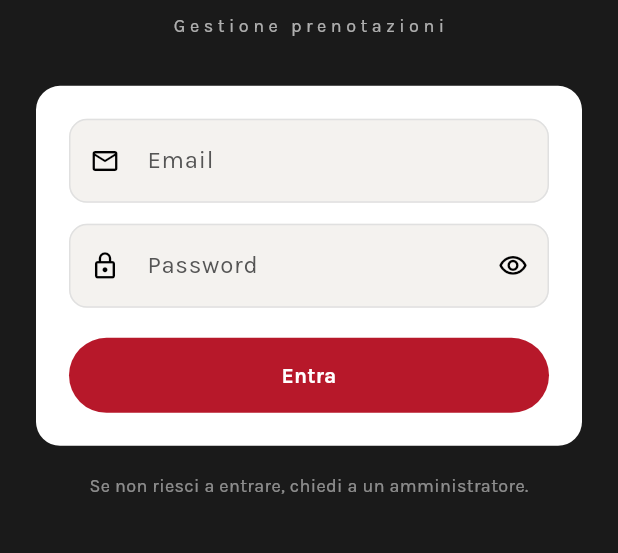
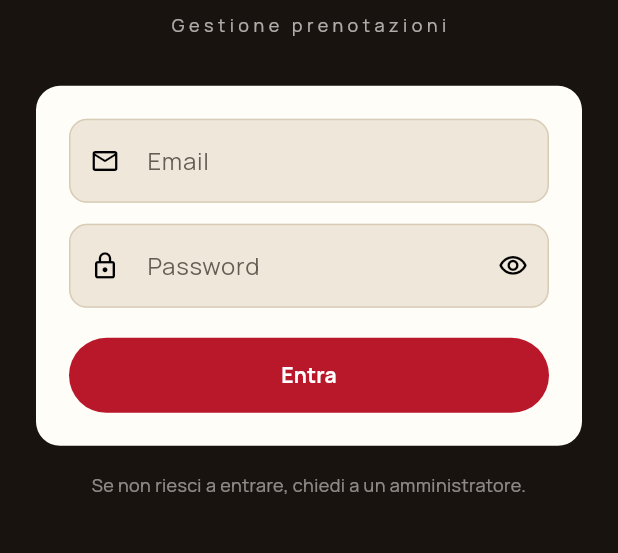
Before and after one commit to ferrarapeppe/restaurant-booking, a Flutter app: the screen it shows after launch, on a phone screen of 412 x 824 dp, the part 418-971 px from its top. Run offline on Flutter 3.47's test engine with Material 3 defaults, Android fonts, the phone set to English and light mode, and no system bars; our stand-ins replace flutter_dotenv, flutter_riverpod, go_router, google_fonts, supabase_flutter; missing offline and left inert: dart:html, dart:js; accounts and stored records are empty; statements that could not run were skipped.

Commit message:
Tavolozza e caratteri del nuovo sito, in app e nel modulo pubblico
I token vengono dal design system di hiooriental.com, non stimati a
occhio: fondo #F5F0E7, superfici #FFFDF8, inchiostro #160E0A, rosso
#B9172A, oro #CAB16F, filetti #D9CCB7. Cambia soprattutto la
temperatura — dove c'erano grigi neutri ora ci sono beige — perche' il
grigio accanto all'oro del marchio lo faceva sembrare sporco.

Caratteri: Fraunces per i titoli e Manrope per il testo, al posto di
Playfair Display SC e Karla. I woff2 del sito non servono, Flutter non
legge quel formato: stessi caratteri presi da Google Fonts. Playfair era
in maiuscoletto, quindi i titoli delle barre ora appaiono come sono
scritti invece che tutti maiuscoli.

Nel modulo pubblico aggiornati anche 31 colori scritti a mano fuori
dalle variabili — campi disabilitati, segnaposto, bordi spenti, piè di
pagina: grigi neutri lasciati com'erano sarebbero rimasti isolotti
freddi in mezzo al beige.

Il logo non cambia: quello del sito e quello dell'app sono lo stesso
file a risoluzione diversa.

Co-Authored-By: Claude Opus 5 <noreply@anthropic.com>

```diff
--- a/lib/shared/theme/app_theme.dart
+++ b/lib/shared/theme/app_theme.dart
@@ -2,40 +2,45 @@ import 'package:flutter/material.dart';
 import 'package:google_fonts/google_fonts.dart';
 
 class AppColors {
-  // Colori principali HIO — gli stessi del modulo di prenotazione, cosi'
-  // l'app e la pagina che vede il cliente sembrano la stessa cosa.
+  // Colori del marchio HIO, presi dai token del sito hiooriental.com
+  // (`assets/css/variables.css` e `design-system/MASTER.md`): gestionale,
+  // modulo di prenotazione e sito devono sembrare la stessa cosa.
   //
-  // Prima lo sfondo della pagina era bianco quanto le schede, quindi non
-  // staccava niente. Ora la pagina e' una tortora calda e le schede bianche
-  // ci galleggiano sopra.
-  static const background = Color(0xFFF4F2EF);      // Tortora, fondo pagina
-  static const surface = Color(0xFFFFFFFF);         // Bianco, schede e barre
-  static const card = Color(0xFFFFFFFF);
-  static const cardLight = Color(0xFFF4F2EF);
+  // Rispetto a prima cambia soprattutto la temperatura: dove c'erano grigi
+  // neutri ora ci sono beige. Il grigio accanto all'oro del marchio lo
+  // faceva sembrare sporco.
+  static const background = Color(0xFFF5F0E7);      // Fondo caldo di pagina
+  static const surface = Color(0xFFFFFDF8);         // Bianco caldo, schede e barre
+  static const card = Color(0xFFFFFDF8);
+  static const surfaceElevated = Color(0xFFFFFFFF); // Bianco pieno, in evidenza
+  static const cardLight = Color(0xFFEFE8DA);       // Tinta sotto le schede
 
-  // Nero delle fasce in alto e in basso, come nel modulo.
-  static const nero = Color(0xFF0E0E0E);
+  // Inchiostro delle fasce in alto e in basso.
+  static const nero = Color(0xFF160E0A);
 
   // Accent
-  static const accent = Color(0xFFB7182A);          // Rosso HIO
-  static const accentDark = Color(0xFF8F1220);
-  static const accentLight = Color(0xFFFDECED);     // Rosso chiaro per sfondi
+  static const accent = Color(0xFFB9172A);          // Rosso HIO
+  static const accentDark = Color(0xFF8E1220);
+  static const accentLight = Color(0xFFFBEAE9);     // Rosso chiaro per sfondi
 
   // Oro
-  static const gold = Color(0xFFC9B06E);            // Oro HIO
-  static const goldLight = Color(0xFFFBF7EE);       // Oro chiaro per sfondi
+  static const gold = Color(0xFFCAB16F);            // Oro HIO
+  static const goldLight = Color(0xFFF8F1E1);       // Oro chiaro per sfondi
   // L'oro HIO su fondo chiaro sta intorno a 2,2:1, sotto il minimo leggibile
   // di 4,5:1. Per i testi piccoli si usa questa versione scura (~5,4:1),
-  // lasciando l'oro pieno a bordi, filetti e riempimenti.
+  // lasciando l'oro pieno a bordi, filetti e riempimenti. Anche il sito
+  // dichiara di non usare mai l'oro come testo su bianco.
   static const goldDark = Color(0xFF8A6D1F);        // Oro scuro per i testi
 
   // Testi
-  static const textPrimary = Color(0xFF1A1A1A);     // Quasi nero
-  static const textSecondary = Color(0xFF555555);   // Grigio medio
-  static const textMuted = Color(0xFF999999);       // Grigio chiaro
+  static const textPrimary = Color(0xFF18130F);     // Inchiostro
+  static const textSecondary = Color(0xFF655D54);   // Bruno attenuato
+  // Era #999999, circa 2,8:1: sotto il minimo leggibile. Questo sta sopra
+  // 4,5:1 sul fondo caldo e resta comunque chiaramente secondario.
+  static const textMuted = Color(0xFF7C7366);
 
   // UI
-  static const divider = Color(0xFFE0E0E0);
+  static const divider = Color(0xFFD9CCB7);         // Filetto caldo
   static const badgeGreen = Color(0xFF2E7D52);
   static const accentGreen = Color(0xFF2E7D52);
   static const badgeGrey = Color(0xFF6B7280);
@@ -57,18 +62,32 @@ class AppColors {
 }
 
 class AppTheme {
-  /// Stessa coppia tipografica del modulo di prenotazione e delle email:
-  /// Playfair Display SC per i titoli, Karla per il testo corrente.
+  /// La coppia tipografica del sito: Fraunces per i titoli, Manrope per il
+  /// testo corrente.
+  ///
+  /// Prima erano Playfair Display SC e Karla. Fraunces ha grazie a cuneo ma
+  /// aste piene, quindi regge anche in piccolo su schermo, dove i filetti
+  /// sottili dei serif classici si spezzano. Manrope è geometrica e sta bene
+  /// accanto al lettering sottile del logo.
+  ///
+  /// Playfair era in versione *small caps*: scriveva "Calendario" e si
+  /// leggeva "CALENDARIO". Fraunces non lo fa, quindi i titoli delle barre
+  /// ora appaiono come sono scritti.
   static TextTheme _testo(TextTheme base) {
-    final corpo = GoogleFonts.karlaTextTheme(base);
+    final corpo = GoogleFonts.manropeTextTheme(base);
+    TextStyle titolo(TextStyle? s) => GoogleFonts.fraunces(
+          textStyle: s,
+          fontWeight: FontWeight.w600,
+          letterSpacing: -0.3,
+        );
     return corpo.copyWith(
-      displayLarge: GoogleFonts.playfairDisplaySc(textStyle: base.displayLarge, fontWeight: FontWeight.bold),
-      displayMedium: GoogleFonts.playfairDisplaySc(textStyle: base.displayMedium, fontWeight: FontWeight.bold),
-      displaySmall: GoogleFonts.playfairDisplaySc(textStyle: base.displaySmall, fontWeight: FontWeight.bold),
-      headlineLarge: GoogleFonts.playfairDisplaySc(textStyle: base.headlineLarge, fontWeight: FontWeight.bold),
-      headlineMedium: GoogleFonts.playfairDisplaySc(textStyle: base.headlineMedium, fontWeight: FontWeight.bold),
-      headlineSmall: GoogleFonts.playfairDisplaySc(textStyle: base.headlineSmall, fontWeight: FontWeight.bold),
-      titleLarge: GoogleFonts.playfairDisplaySc(textStyle: base.titleLarge, fontWeight: FontWeight.bold),
+      displayLarge: titolo(base.displayLarge),
+      displayMedium: titolo(base.displayMedium),
+      displaySmall: titolo(base.displaySmall),
+      headlineLarge: titolo(base.headlineLarge),
+      headlineMedium: titolo(base.headlineMedium),
+      headlineSmall: titolo(base.headlineSmall),
+      titleLarge: titolo(base.titleLarge),
     );
   }
 
@@ -92,10 +111,11 @@ class AppTheme {
       elevation: 0,
       iconTheme: const IconThemeData(color: AppColors.textPrimary),
       // Gli stili in linea non ereditano dal textTheme: il font va indicato qui
-      titleTextStyle: GoogleFonts.playfairDisplaySc(
+      titleTextStyle: GoogleFonts.fraunces(
         color: AppColors.accent,
         fontSize: 20,
-        fontWeight: FontWeight.bold,
+        fontWeight: FontWeight.w600,
+        letterSpacing: 0.2,
       ),
     ),
     cardTheme: CardTheme(
@@ -150,8 +170,9 @@ class AppTheme {
     ),
     dialogTheme: DialogTheme(
       backgroundColor: AppColors.surface,
-      titleTextStyle: GoogleFonts.playfairDisplaySc(color: AppColors.accent, fontSize: 18, fontWeight: FontWeight.bold),
-      contentTextStyle: GoogleFonts.karla(color: AppColors.textPrimary),
+      titleTextStyle: GoogleFonts.fraunces(
+          color: AppColors.accent, fontSize: 18, fontWeight: FontWeight.w600),
+      contentTextStyle: GoogleFonts.manrope(color: AppColors.textPrimary),
     ),
     bottomSheetTheme: const BottomSheetThemeData(
       backgroundColor: AppColors.surface,
```
Also changed, not shown: 2 other files.
